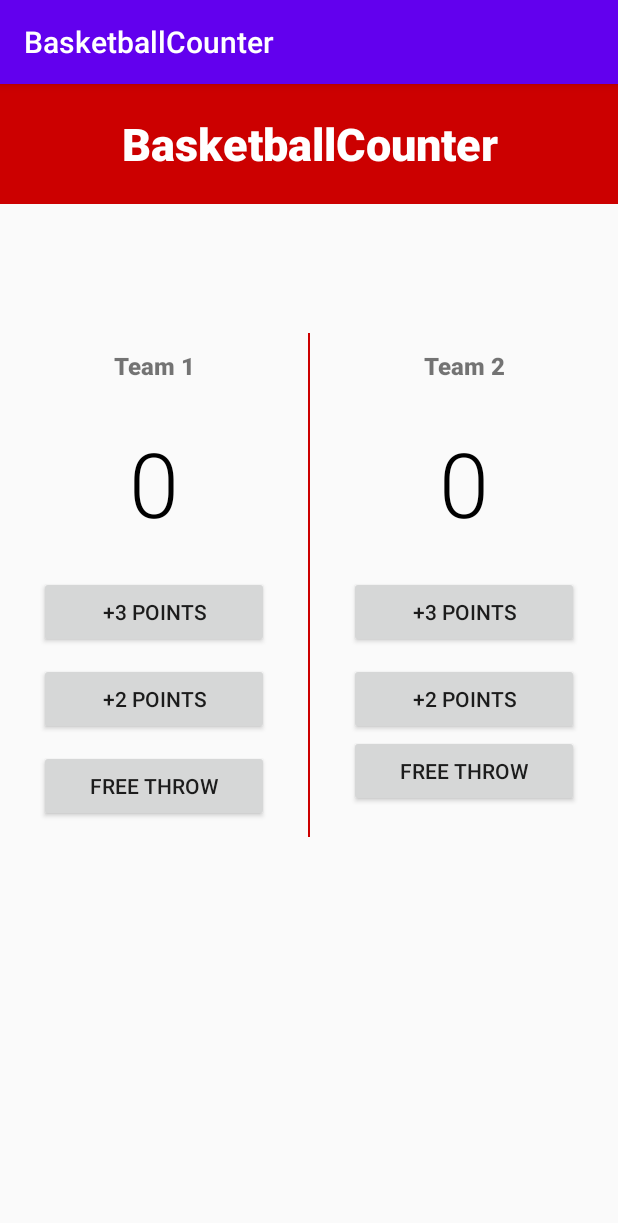
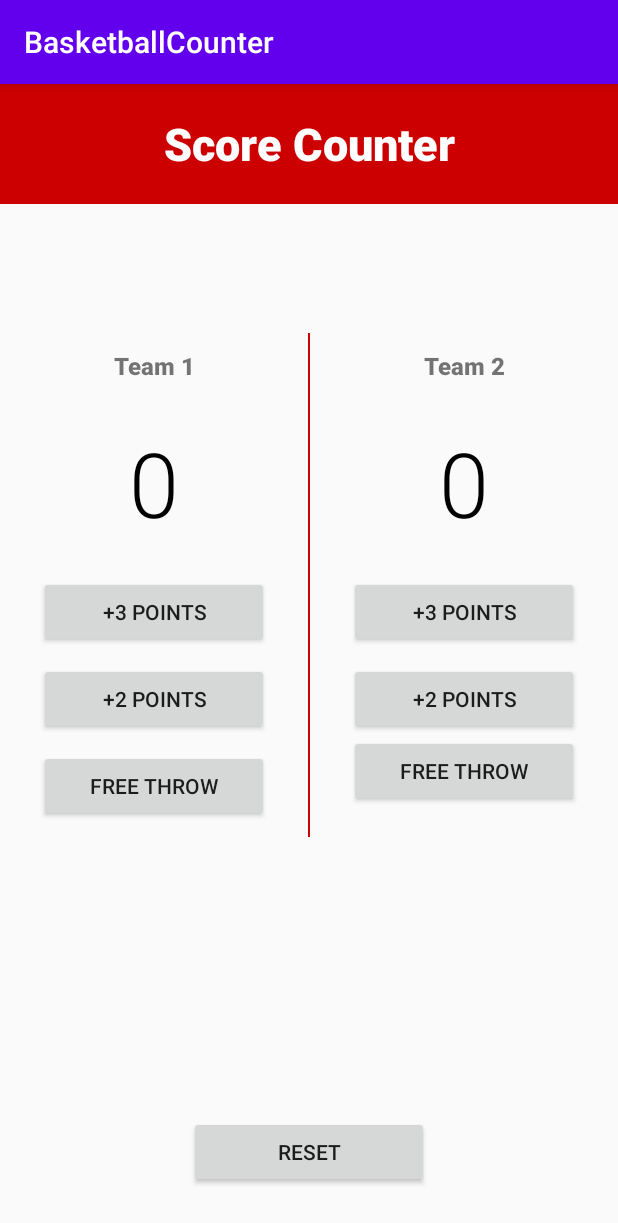
Before and after one commit to Matthew7758/group21_project3, an Android app: the screen it shows after launch (MainActivity), on a phone screen of 412 x 824 dp. Shown: the top 1223 px of the screen. Run offline under Robolectric (Android 15) with nearby library versions, the phone set to English and light mode, and no system bars.

Commit message:
Added reset score button. TODO: Write MainActivity.kt and add a horizontal layout.

```diff
--- a/app/src/main/java/com/group21/android/basketballcounter/MainActivity.kt
+++ b/app/src/main/java/com/group21/android/basketballcounter/MainActivity.kt
@@ -17,4 +17,5 @@ class MainActivity : AppCompatActivity() {
     fun threeTeam2(view: View) {}
     fun twoTeam2(view: View) {}
     fun oneTeam2(view: View) {}
+    fun resetScore(view: View) {}
 }
--- a/app/src/main/res/layout/activity_main.xml
+++ b/app/src/main/res/layout/activity_main.xml
@@ -4,7 +4,6 @@
     android:layout_width="match_parent"
     android:layout_height="match_parent"
     tools:context="com.group21.android.basketballcounter.MainActivity">
-
     <LinearLayout
         android:id="@+id/title"
         android:layout_width="match_parent"
@@ -18,7 +17,7 @@
             android:layout_height="wrap_content"
             android:layout_gravity="center"
             android:ems="14"
-            android:text="@string/app_name"
+            android:text="@string/scoreCounter"
             android:fontFamily="sans-serif-black"
             android:textAlignment="center"
             android:textColor="@android:color/white"
@@ -160,6 +159,28 @@
                 android:onClick="oneTeam2"
                 android:text="@string/freeThrow" />
         </LinearLayout>
+
     </LinearLayout>
 
+    <GridLayout
+        android:id="@+id/resetLayout"
+        android:layout_width="wrap_content"
+        android:layout_height="wrap_content"
+        android:layout_alignParentBottom="true"
+        android:layout_centerHorizontal="true"
+        android:layout_marginBottom="0dp"
+        android:orientation="horizontal">
+
+        <Button
+            android:id="@+id/resetButton"
+            android:layout_width="160dp"
+            android:layout_height="wrap_content"
+            android:layout_marginTop="32dp"
+            android:layout_marginBottom="32dp"
+            android:onClick="resetScore"
+            android:text="@string/reset" />
+
+
+    </GridLayout>
+
 </RelativeLayout>
--- a/app/src/main/res/values/strings.xml
+++ b/app/src/main/res/values/strings.xml
@@ -6,4 +6,6 @@
     <string name="freeThrow">Free Throw</string>
     <string name="team2Name">Team 2</string>
     <string name="ZeroScore">0</string>
+    <string name="scoreCounter">Score Counter</string>
+    <string name="reset">Reset</string>
 </resources>
```
